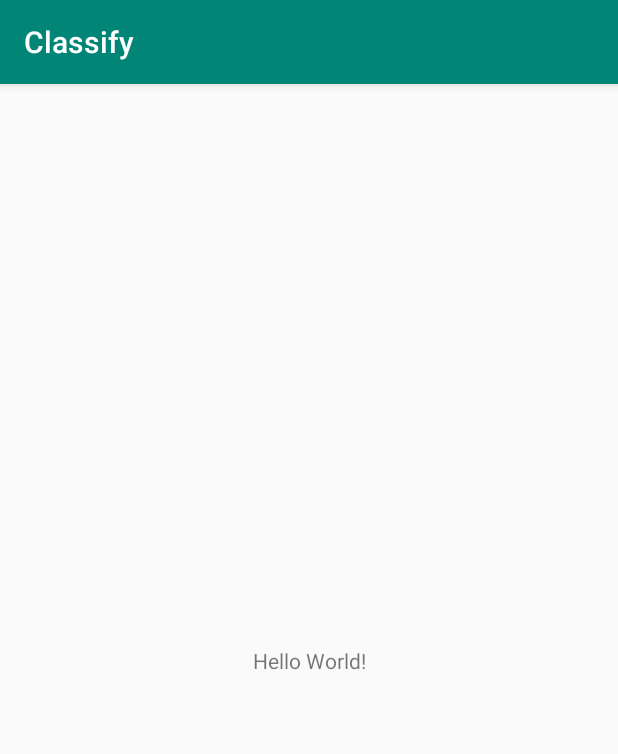
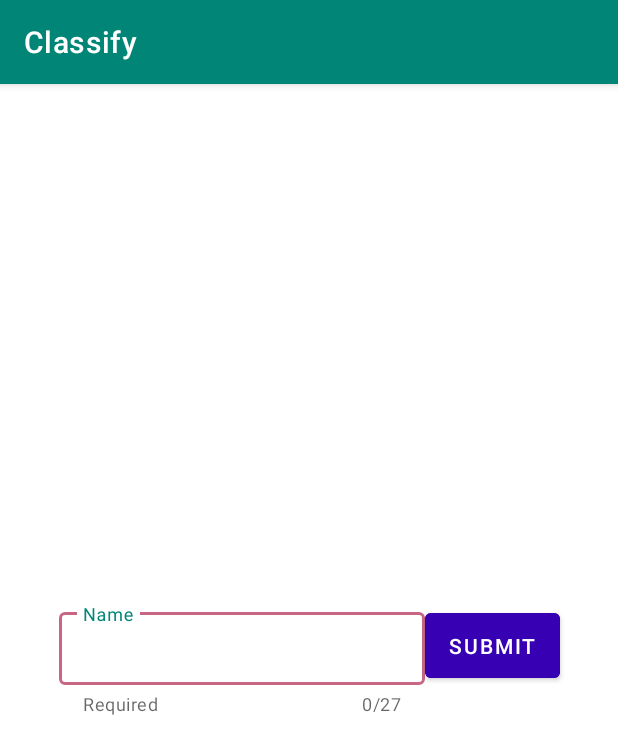
Before and after one commit to inas/classify, an Android app: the screen it shows after launch (MainActivity), on a phone screen of 412 x 824 dp. Shown: the top 754 px of the screen. Run offline under Robolectric (Android 15) with nearby library versions, the phone set to English and light mode, and no system bars.

Commit message:
generate fragments used in navigation

```diff
--- a/app/src/main/java/inas/anisha/classify/MainActivity.kt
+++ b/app/src/main/java/inas/anisha/classify/MainActivity.kt
@@ -2,11 +2,15 @@ package inas.anisha.classify
 
 import android.os.Bundle
 import androidx.appcompat.app.AppCompatActivity
+import androidx.navigation.fragment.NavHostFragment
 
 class MainActivity : AppCompatActivity() {
 
     override fun onCreate(savedInstanceState: Bundle?) {
         super.onCreate(savedInstanceState)
         setContentView(R.layout.activity_main)
+        val host = NavHostFragment.create(R.navigation.navigation_graph)
+        supportFragmentManager.beginTransaction().replace(R.id.fragment_container, host)
+            .setPrimaryNavigationFragment(host).commit()
     }
 }
--- /dev/null
+++ b/app/src/main/java/inas/anisha/classify/MainFragment.kt
@@ -0,0 +1,30 @@
+package inas.anisha.classify
+
+import android.os.Bundle
+import android.view.LayoutInflater
+import android.view.View
+import android.view.ViewGroup
+import androidx.fragment.app.Fragment
+import androidx.navigation.fragment.findNavController
+import kotlinx.android.synthetic.main.fragment_main.*
+
+class MainFragment : Fragment() {
+
+    override fun onCreateView(
+        inflater: LayoutInflater,
+        container: ViewGroup?,
+        savedInstanceState: Bundle?
+    ): View {
+        return inflater.inflate(R.layout.fragment_main, container, false)
+    }
+
+    override fun onViewCreated(view: View, savedInstanceState: Bundle?) {
+        super.onViewCreated(view, savedInstanceState)
+
+        button_submit.setOnClickListener {
+            findNavController().navigate(R.id.fragment_schedule)
+        }
+
+    }
+
+}
--- a/app/src/main/res/layout/activity_main.xml
+++ b/app/src/main/res/layout/activity_main.xml
@@ -1,18 +1,9 @@
 <?xml version="1.0" encoding="utf-8"?>
-<androidx.constraintlayout.widget.ConstraintLayout xmlns:android="http://schemas.android.com/apk/res/android"
-    xmlns:app="http://schemas.android.com/apk/res-auto"
+<FrameLayout xmlns:android="http://schemas.android.com/apk/res/android"
     xmlns:tools="http://schemas.android.com/tools"
+    android:id="@+id/fragment_container"
     android:layout_width="match_parent"
     android:layout_height="match_parent"
     tools:context=".MainActivity">
 
-    <TextView
-        android:layout_width="wrap_content"
-        android:layout_height="wrap_content"
-        android:text="Hello World!"
-        app:layout_constraintBottom_toBottomOf="parent"
-        app:layout_constraintLeft_toLeftOf="parent"
-        app:layout_constraintRight_toRightOf="parent"
-        app:layout_constraintTop_toTopOf="parent" />
-
-</androidx.constraintlayout.widget.ConstraintLayout>
+</FrameLayout>
--- /dev/null
+++ b/app/src/main/res/layout/fragment_main.xml
@@ -0,0 +1,49 @@
+<?xml version="1.0" encoding="utf-8"?>
+<androidx.constraintlayout.widget.ConstraintLayout xmlns:android="http://schemas.android.com/apk/res/android"
+    xmlns:app="http://schemas.android.com/apk/res-auto"
+    xmlns:tools="http://schemas.android.com/tools"
+    android:layout_width="match_parent"
+    android:layout_height="match_parent"
+    tools:context=".MainFragment">
+
+    <com.google.android.material.textfield.TextInputLayout
+        android:id="@+id/input_layout_name"
+        style="@style/NameTextInputLayoutStyle"
+        android:layout_width="244dp"
+        android:layout_height="wrap_content"
+        android:hint="Name"
+        app:boxBackgroundMode="outline"
+        app:boxStrokeColor="#C76784"
+        app:counterEnabled="true"
+        app:counterMaxLength="27"
+        app:errorEnabled="true"
+        app:helperText="Required"
+        app:hintEnabled="true"
+        app:layout_constraintBottom_toBottomOf="parent"
+        app:layout_constraintHorizontal_chainStyle="packed"
+        app:layout_constraintLeft_toLeftOf="parent"
+        app:layout_constraintRight_toLeftOf="@id/button_submit"
+        app:layout_constraintTop_toTopOf="parent">
+
+        <com.google.android.material.textfield.TextInputEditText
+            android:id="@+id/edit_text_name"
+            android:layout_width="244dp"
+            android:layout_height="wrap_content"
+            android:inputType="text"
+            android:maxLines="1"
+            tools:text="Anisha">
+
+        </com.google.android.material.textfield.TextInputEditText>
+    </com.google.android.material.textfield.TextInputLayout>
+
+    <com.google.android.material.button.MaterialButton
+        android:id="@+id/button_submit"
+        android:layout_width="wrap_content"
+        android:layout_height="55dp"
+        android:backgroundTint="@color/design_default_color_primary_dark"
+        android:text="Submit"
+        android:textColor="@color/white"
+        app:layout_constraintLeft_toRightOf="@id/input_layout_name"
+        app:layout_constraintRight_toRightOf="parent"
+        app:layout_constraintTop_toTopOf="@+id/input_layout_name" />
+</androidx.constraintlayout.widget.ConstraintLayout>
--- /dev/null
+++ b/app/src/main/res/navigation/navigation_graph.xml
@@ -0,0 +1,37 @@
+<?xml version="1.0" encoding="utf-8"?>
+<navigation xmlns:android="http://schemas.android.com/apk/res/android"
+    xmlns:app="http://schemas.android.com/apk/res-auto"
+    xmlns:tools="http://schemas.android.com/tools"
+    android:id="@+id/navigation_graph"
+    app:startDestination="@id/fragment_main">
+
+    <fragment
+        android:id="@+id/fragment_main"
+        android:name="inas.anisha.classify.MainFragment"
+        android:label="fragment_main"
+        tools:layout="@layout/fragment_main">
+        <action
+            android:id="@+id/action_mainFragment_to_scheduleFragment"
+            app:destination="@id/fragment_schedule" />
+    </fragment>
+
+    <fragment
+        android:id="@+id/fragment_schedule"
+        android:name="inas.anisha.classify.ScheduleFragment"
+        android:label="fragment_schedule"
+        tools:layout="@layout/fragment_schedule">
+        <action
+            android:id="@+id/action_scheduleFragment_to_addScheduleFragment"
+            app:destination="@id/fragment_add_schedule" />
+        <argument
+            android:name="UserName"
+            android:defaultValue="Name"
+            app:argType="string" />
+    </fragment>
+
+    <fragment
+        android:id="@+id/fragment_add_schedule"
+        android:name="inas.anisha.classify.AddScheduleFragment"
+        android:label="fragment_add_schedule"
+        tools:layout="@layout/fragment_add_schedule" />
+</navigation>
--- a/app/src/main/res/values/colors.xml
+++ b/app/src/main/res/values/colors.xml
@@ -1,6 +1,10 @@
 <?xml version="1.0" encoding="utf-8"?>
-<resources>
+<resources xmlns:tools="http://schemas.android.com/tools">
     <color name="colorPrimary">#008577</color>
     <color name="colorPrimaryDark">#00574B</color>
     <color name="colorAccent">#D81B60</color>
+    <color name="white">#FFFFFF</color>
+    <color name="black">#000000</color>
+
+    <color name="mtrl_textinput_default_box_stroke_color" tools:override="true">#E91E63</color>
 </resources>
--- a/app/src/main/res/values/strings.xml
+++ b/app/src/main/res/values/strings.xml
@@ -1,3 +1,6 @@
 <resources>
     <string name="app_name">Classify</string>
+
+    <!-- TODO: Remove or change this placeholder text -->
+    <string name="hello_blank_fragment">Hello blank fragment</string>
 </resources>
--- a/app/src/main/res/values/styles.xml
+++ b/app/src/main/res/values/styles.xml
@@ -1,11 +1,15 @@
 <resources>
 
     <!-- Base application theme. -->
-    <style name="AppTheme" parent="Theme.AppCompat.Light.DarkActionBar">
+    <style name="AppTheme" parent="Theme.MaterialComponents.Light.DarkActionBar">
         <!-- Customize your theme here. -->
         <item name="colorPrimary">@color/colorPrimary</item>
         <item name="colorPrimaryDark">@color/colorPrimaryDark</item>
         <item name="colorAccent">@color/colorAccent</item>
     </style>
 
+    <style name="NameTextInputLayoutStyle" parent="Widget.MaterialComponents.TextInputLayout.OutlinedBox.Dense">
+        <item name="boxStrokeColor">#E91E63</item>
+        <item name="boxStrokeWidth">2dp</item>
+    </style>
 </resources>
```
Also changed, not shown: app/src/main/java/inas/anisha/classify/AddScheduleFragment.kt (added, +32 -0 lines), app/src/main/java/inas/anisha/classify/ScheduleFragment.kt (added, +29 -0 lines), app/src/main/res/drawable/ic_add_white_24dp.xml (added, +11 -0 lines), app/src/main/res/layout/fragment_add_schedule.xml (added, +53 -0 lines), app/src/main/res/layout/fragment_schedule.xml (added, +29 -0 lines).
